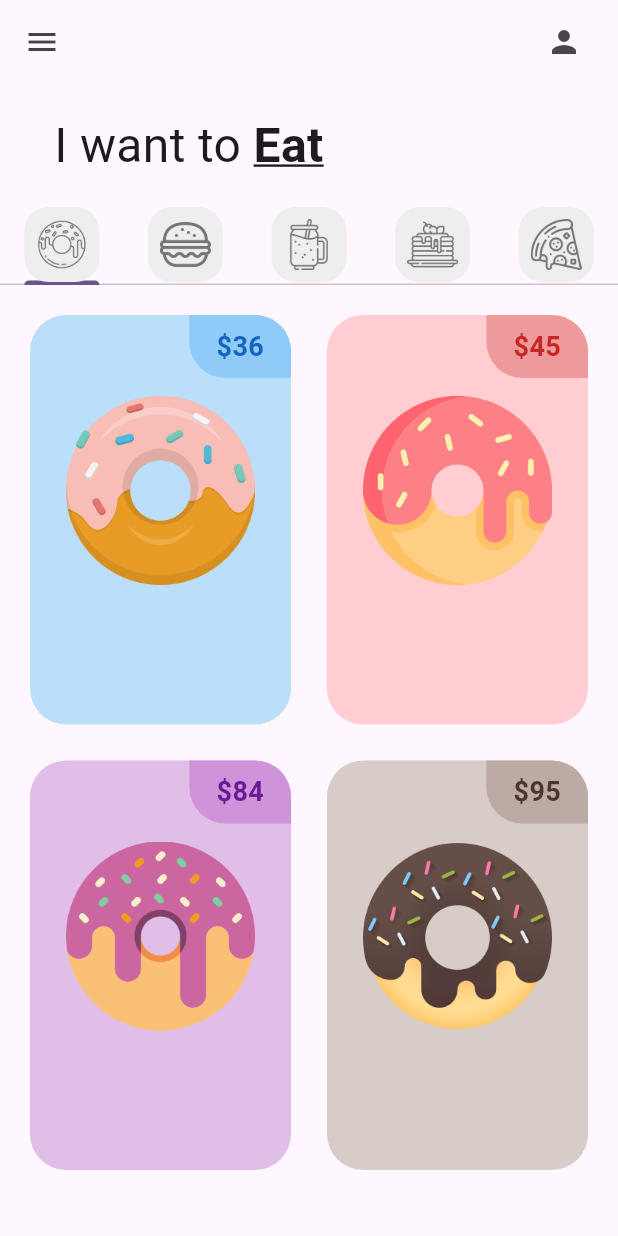
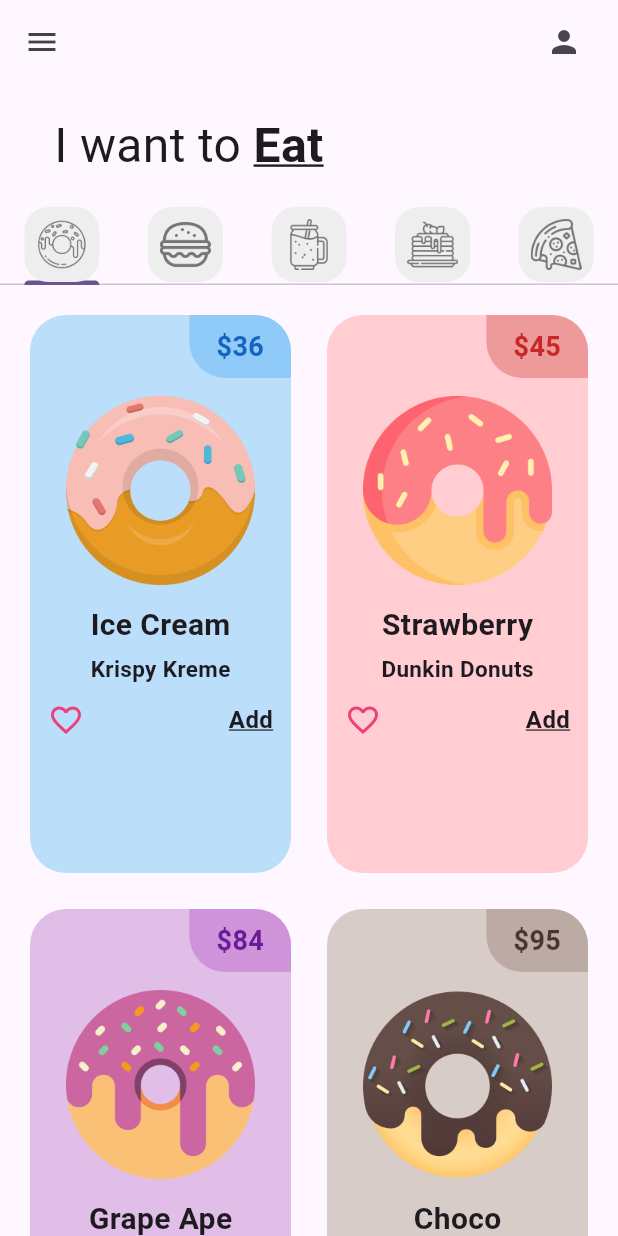
Before and after one commit to Jhonatan-Keb/donut_app_2b_keb, a Flutter app: the screen it shows after launch, on a phone screen of 412 x 824 dp. Run offline on Flutter 3.47's test engine with Material 3 defaults, Android fonts, the phone set to English and light mode, and no system bars.

Commit message:
Final Donut

```diff
--- a/lib/tabs/donut_tab.dart
+++ b/lib/tabs/donut_tab.dart
@@ -4,11 +4,23 @@
 class DonutTab extends StatelessWidget {
   //Lista de donas
   final List donutsOnSale = [
-    //[donutFlavor, donutPrice, donutColor, imageName]
-    ["Ice Cream", "36", Colors.blue, "lib/images/icecream_donut.png"],
-    ["Strawberry", "45", Colors.red, "lib/images/strawberry_donut.png"],
-    ["Grape Ape", "84", Colors.purple, "lib/images/grape_donut.png"],
-    ["Choco", "95", Colors.brown, "lib/images/chocolate_donut.png"],
+    //[donutFlavor,I donutStore, donutPrice, donutColor, imageName]
+    [
+      "Ice Cream",
+      "Krispy Kreme",
+      "36",
+      Colors.blue,
+      "lib/images/icecream_donut.png"
+    ],
+    [
+      "Strawberry",
+      "Dunkin Donuts",
+      "45",
+      Colors.red,
+      "lib/images/strawberry_donut.png"
+    ],
+    ["Grape Ape", "Cotsco", "84", Colors.purple, "lib/images/grape_donut.png"],
+    ["Choco", "Walmart", "95", Colors.brown, "lib/images/chocolate_donut.png"],
   ];
 
   DonutTab({super.key});
@@ -25,13 +37,14 @@
             //Numero de colummnas
             crossAxisCount: 2,
             //Relación de aspecto (Proporción)
-            childAspectRatio: 1 / 1.5),
+            childAspectRatio: 1 / 2),
         itemBuilder: (context, index) {
           return DonutTile(
             donutFLavor: donutsOnSale[index][0],
-            donutPrice: donutsOnSale[index][1],
-            donutColor: donutsOnSale[index][2],
-            imageName: donutsOnSale[index][3],
+            donutStore: donutsOnSale[index][1],
+            donutPrice: donutsOnSale[index][2],
+            donutColor: donutsOnSale[index][3],
+            imageName: donutsOnSale[index][4],
           );
         });
   }
--- a/lib/utils/donut_tile.dart
+++ b/lib/utils/donut_tile.dart
@@ -2,6 +2,7 @@
 
 class DonutTile extends StatelessWidget {
   final String donutFLavor;
+  final String donutStore;
   final String donutPrice;
   //dynamic sera un tipo de color
   final dynamic donutColor;
@@ -11,6 +12,7 @@
       {super.key,
       required this.donutFLavor,
       required this.donutPrice,
+      required this.donutStore,
       this.donutColor,
       required this.imageName});
 
@@ -19,9 +21,8 @@
     return Padding(
       padding: const EdgeInsets.all(12.0),
       child: Container(
-        decoration: BoxDecoration(color: donutColor[100],
-        borderRadius: BorderRadius.circular(24)
-        ),
+        decoration: BoxDecoration(
+            color: donutColor[100], borderRadius: BorderRadius.circular(24)),
         child: Column(children: [
           //PriceTag
           Row(
@@ -32,33 +33,56 @@
                 decoration: BoxDecoration(
                   color: donutColor[200],
                   borderRadius: BorderRadius.only(
-                    topRight: Radius.circular(24),
-                    bottomLeft: Radius.circular(24)),
+                      topRight: Radius.circular(24),
+                      bottomLeft: Radius.circular(24)),
                 ),
-                padding: const EdgeInsets.symmetric(
-                  vertical: 8,
-                  horizontal: 18
-                ),
-                child: Text('\$$donutPrice',
-                style: TextStyle(fontWeight:
-                FontWeight.bold,
-                fontSize: 18,
-                color: donutColor[800]
-                ),
+                padding:
+                    const EdgeInsets.symmetric(vertical: 8, horizontal: 18),
+                child: Text(
+                  '\$$donutPrice',
+                  style: TextStyle(
+                      fontWeight: FontWeight.bold,
+                      fontSize: 18,
+                      color: donutColor[800]),
                 ),
               )
             ],
           ),
           //Donut Picture
-          Padding(padding: const EdgeInsets.symmetric(vertical: 12, horizontal: 24),
-          child: Image.asset(imageName),
-          )
+          Padding(
+            padding: const EdgeInsets.symmetric(vertical: 12, horizontal: 24),
+            child: Image.asset(imageName),
+          ),
 
           //Donut Text
+          Text(
+            donutFLavor,
+            style: const TextStyle(fontWeight: FontWeight.bold, fontSize: 20),
+          ),
 
+          //Para tener un espacio entre texto
+          SizedBox(
+            height: 4,
+          ),
+          //Agregar texto de la tienda
+          Text(
+            donutStore,
+            style: const TextStyle(fontWeight: FontWeight.bold, fontSize: 15),
+          ),
           //Love icon + add button
-        ]
-      ),
+          Padding(
+            padding: const EdgeInsets.all(12.0),
+            child: Row(
+              mainAxisAlignment: MainAxisAlignment.spaceBetween,
+              children: [
+                Icon(Icons.favorite_border, color: Colors.pink[400],),
+                Text("Add", style: TextStyle(fontSize: 16, fontWeight: FontWeight.bold, decoration: TextDecoration.underline, ),)
+              ],
+            ),
+          ),
+
+
+        ]),
       ),
     );
   }
--- a/lib/utils/my_tab.dart
+++ b/lib/utils/my_tab.dart
@@ -12,9 +12,7 @@
         padding: const EdgeInsets.all(8),
         //Bordes
         decoration: BoxDecoration(
-          borderRadius: BorderRadius.circular(16),
-          color: Colors.grey[200]
-        ),
+            borderRadius: BorderRadius.circular(16), color: Colors.grey[200]),
         child: Image.asset(iconPath, color: Colors.grey[600]),
       ),
     );
```
